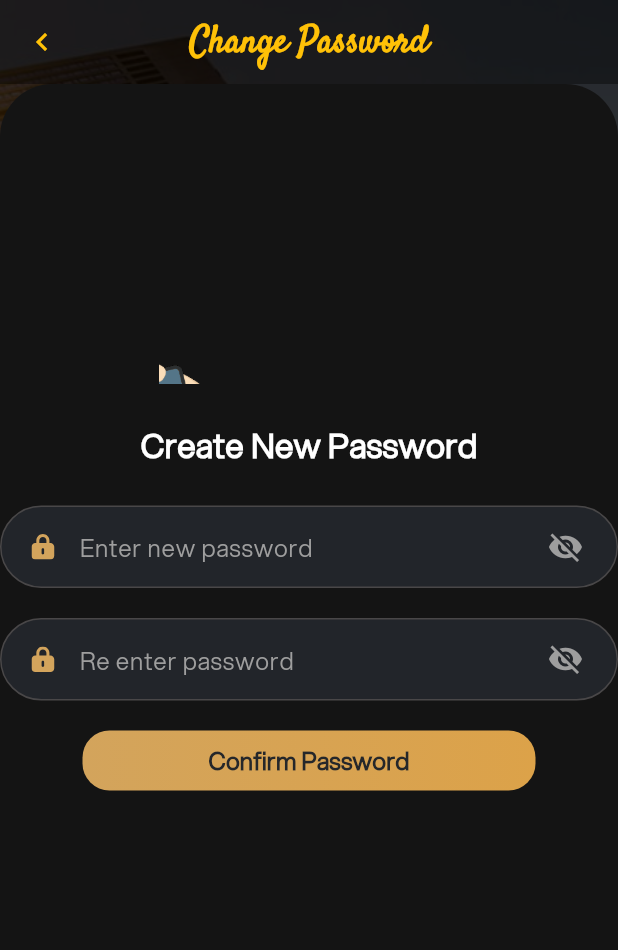
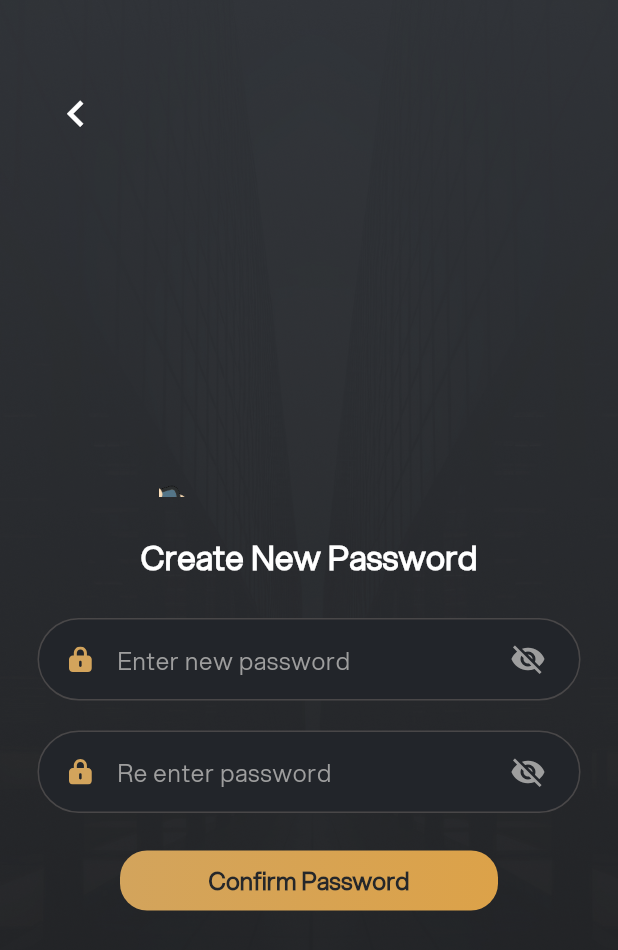
Before and after one commit to anasayub80/lunarealestate, a Flutter app: the CreatenewPassPage screen opened directly with empty values, on a phone screen of 412 x 824 dp. Shown: the top 950 px of the screen. Run offline on Flutter 3.47's test engine with Material 3 defaults, Android fonts, the phone set to English and light mode, and no system bars; our stand-ins replace auto_size_text, awesome_dialog, bot_toast, cached_network_image, carousel_slider, country_code_picker and 16 more; missing offline and left inert: floading, ultimate_bottom_navbar; accounts and stored records are empty; generated files the repository leaves out were written again.

Commit message:
Create New Pass Page Ui Updated

```diff
--- a/lib/Pages/ForgetPass/CreatenewPassPage.dart
+++ b/lib/Pages/ForgetPass/CreatenewPassPage.dart
@@ -1,37 +1,42 @@
-// ignore_for_file: use_build_context_synchronously
-
 import 'package:flutter/material.dart';
+import 'package:lunarestate/Config/bc_ext.dart';
+import 'package:lunarestate/Config/spacing_ext.dart';
+import 'package:lunarestate/Pages/Background/bg_one.dart';
 import 'package:lunarestate/Pages/Splash/SplashPage.dart';
 import 'package:lunarestate/Widgets/Utils.dart';
 import 'package:lunarestate/Widgets/roundbutton.dart';
 import 'package:floading/floading.dart';
 import 'package:lunarestate/Widgets/textBox.dart';
 import '../../Service/backend.dart';
-import '../../Widgets/customAppBar.dart';
 
-// ignore: must_be_immutable
 class CreatenewPassPage extends StatelessWidget {
-  String email;
+  final String email;
   CreatenewPassPage({super.key, required this.email});
-  TextEditingController _pass1 = TextEditingController();
-  TextEditingController _pass2 = TextEditingController();
+  final TextEditingController _pass1 = TextEditingController();
+  final TextEditingController _pass2 = TextEditingController();
   @override
   Widget build(BuildContext context) {
-    Size size = MediaQuery.of(context).size;
     return GestureDetector(
       onTap: () => FocusManager.instance.primaryFocus?.unfocus(),
       child: Scaffold(
-        body: Container(
-          child: NestedScrollView(
-            headerSliverBuilder: (context, innerBoxIsScrolled) {
-              return [
-                CustomAppBarwithBackButton('Change Password'),
-              ];
-            },
-            body: Container(
+        body: BgOne(
           child: SingleChildScrollView(
             child: Column(
               children: [
+                50.height,
+                Align(
+                  alignment: Alignment.centerLeft,
+                  child: IconButton(
+                      onPressed: () {
+                        context.popFromScreen();
+                      },
+                      icon: Icon(
+                        Icons.keyboard_arrow_left,
+                        size: 35,
+                        color: Colors.white,
+                      )),
+                ),
+                30.height,
                 Image.asset(
                   'assets/images/otp.gif',
                   fit: BoxFit.fill,
@@ -59,7 +64,7 @@ class CreatenewPassPage extends StatelessWidget {
                 passTextBox(
                     passwordController: _pass2, hint: "Re enter password"),
                 SizedBox(
-                      height: 20,
+                  height: 25,
                 ),
                 roundButton(
                     onClick: () async {
@@ -93,10 +98,8 @@ class CreatenewPassPage extends StatelessWidget {
 
                           if (res == '1') {
                             FLoading.hide();
-                                Utils().showSnackbar(
-                                    'Password Change Successfully',
-                                    Colors.green,
-                                    context);
+                            Utils().showSnackbar('Password Change Successfully',
+                                Colors.green, context);
                             Navigator.pushReplacement(context,
                                 MaterialPageRoute(
                               builder: (context) {
@@ -118,30 +121,9 @@ class CreatenewPassPage extends StatelessWidget {
                     },
                     text: 'Confirm Password')
               ],
+            ).addPadding(horizontal: 25),
           ),
         ),
-              decoration: BoxDecoration(
-                  color: Color(0xff141414),
-                  borderRadius: BorderRadius.only(
-                    topLeft: Radius.circular(35),
-                    topRight: Radius.circular(35),
-                  )),
-              height: size.height,
-              width: size.width,
-            ),
-          ),
-          height: size.height,
-          width: size.width,
-          decoration: BoxDecoration(
-              image: DecorationImage(
-            image: AssetImage(
-              'assets/images/tower.jpg',
-            ),
-            opacity: 0.2,
-            fit: BoxFit.cover,
-          )),
-        ),
-        backgroundColor: Colors.black,
       ),
     );
   }
--- a/lib/Pages/Survery/pages/children_widgets/upload_photos.dart
+++ b/lib/Pages/Survery/pages/children_widgets/upload_photos.dart
@@ -1,4 +1,3 @@
-// import 'package:flutter/cupertino.dart';
 import 'dart:io';
 import 'package:auto_size_text/auto_size_text.dart';
 import 'package:dotted_border/dotted_border.dart';
@@ -115,8 +114,8 @@ class UploadPhotos extends StatelessWidget {
                 //     ));
                 if (images.isEmpty) {
                   Utils().showSnackbar(
-                      'Select at least 4 Image', Colors.red, context);
-                } else if (images.length >= 4) {
+                      'Select at least 10 Image', Colors.red, context);
+                } else if (images.length >= 10) {
                   // ignore: use_build_context_synchronously
                   var res = await submitMultipleImages(context);
                   if (res == '1') {
@@ -127,7 +126,7 @@ class UploadPhotos extends StatelessWidget {
                   }
                 } else {
                   Utils().showSnackbar(
-                      'Select at least 4 Image', Colors.red, context);
+                      'Select at least 10 Image', Colors.red, context);
                 }
               },
               text: 'NEXT',
@@ -179,7 +178,7 @@ class ImagePickWidget extends StatelessWidget {
                   text: 'Upload atleast',
                   children: [
                     TextSpan(
-                        text: ' 4 ',
+                        text: ' 10 ',
                         style: TextStyle(
                           fontWeight: FontWeight.bold,
                         )),
--- a/lib/main.dart
+++ b/lib/main.dart
@@ -121,6 +121,9 @@ class _MyAppState extends State<MyApp> {
                 ),
             primarySwatch: Colors.amber,
           ),
+          // home: CreatenewPassPage(
+          //   email: 'Forgot',
+          // ),
           home: SplashPage(),
           // home: LoginPage(),
         ),
@@ -209,8 +212,9 @@ class _MyNavigationState extends State<MyNavigation> {
   @override
   Widget build(BuildContext context) {
     return PopScope(
+      canPop: false,
       // onWillPop: onWillPop,
-      onPopInvoked: (didPop) {
+      onPopInvokedWithResult: (b, didPop) {
         DateTime now = DateTime.now();
         if (currentBackPressTime == null ||
             now.difference(currentBackPressTime!) > Duration(seconds: 2)) {
```
Also changed, not shown: lib/Pages/Survery/MultiImage.dart (deleted, +0 -69 lines), lib/Pages/Survery/SurveryPage.dart (deleted, +0 -432 lines). Lines whose indentation alone changed are shown as unchanged.
